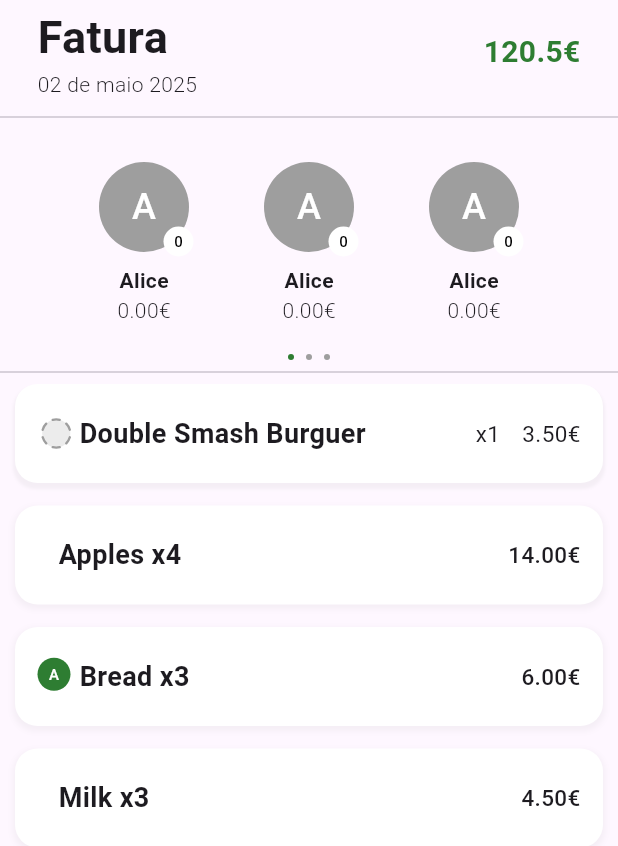
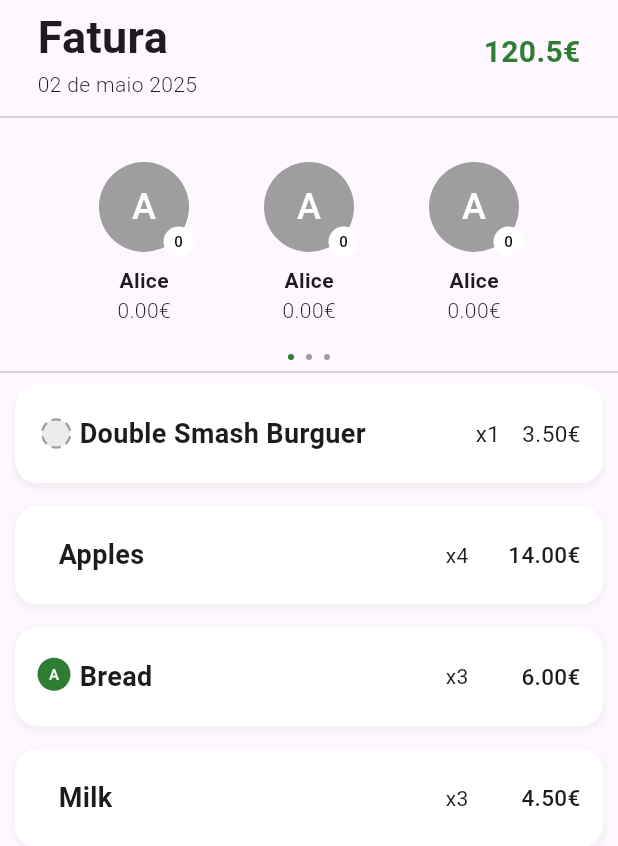
Before and after one commit to thePeras/usettle, a Flutter app: the AssignmentPage screen opened by its route, on a phone screen of 412 x 824 dp. Shown: the top 846 px of the screen. Run offline on Flutter 3.47's test engine with Material 3 defaults, Android fonts, the phone set to English and light mode, and no system bars; drawn by our look-alikes of carousel_slider, smooth_page_indicator; our stand-ins replace camera, phosphor_flutter.

Commit message:
adding padding

```diff
--- a/lib/view/assignment/assignment.dart
+++ b/lib/view/assignment/assignment.dart
@@ -251,7 +251,7 @@ class AssignmentState extends State<AssignmentPage> {
                       Padding(
                         padding: EdgeInsets.only(left: 6),
                         child: Text(
-                          "$itemName x$totalQuantity",
+                          itemName,
                           style: TextStyle(
                             fontWeight: FontWeight.bold,
                             fontSize: 18,
@@ -260,10 +260,19 @@ class AssignmentState extends State<AssignmentPage> {
                       ),
                     ],
                   ),
-                  Text(
-                    "${totalPrice.toStringAsFixed(2)}€",
-                    style: TextStyle(fontWeight: FontWeight.w500, fontSize: 15),
-                  ),
+                  Container(
+                      width: 90,
+                      child: Row(
+                        mainAxisAlignment: MainAxisAlignment.spaceBetween,
+                        children: [
+                          Text('x' + totalQuantity.toString()),
+                          Text(
+                            "${totalPrice.toStringAsFixed(2)}€",
+                            style: TextStyle(
+                                fontWeight: FontWeight.w500, fontSize: 15),
+                          ),
+                        ],
+                      ))
                 ],
               ),
             ),
```
